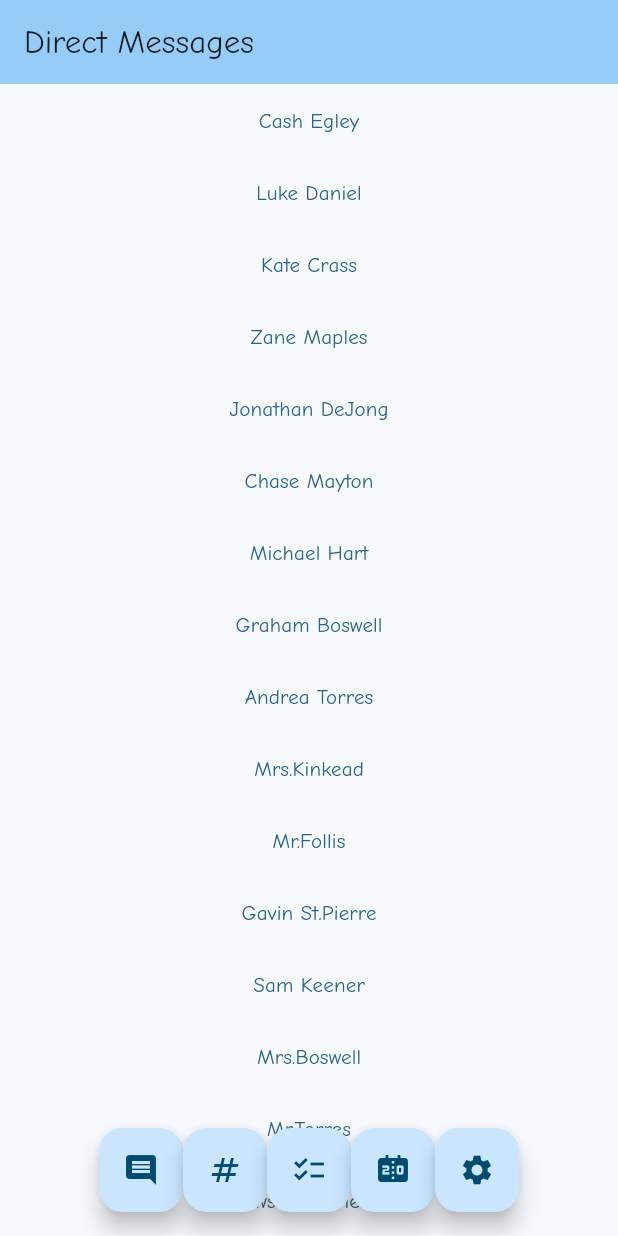
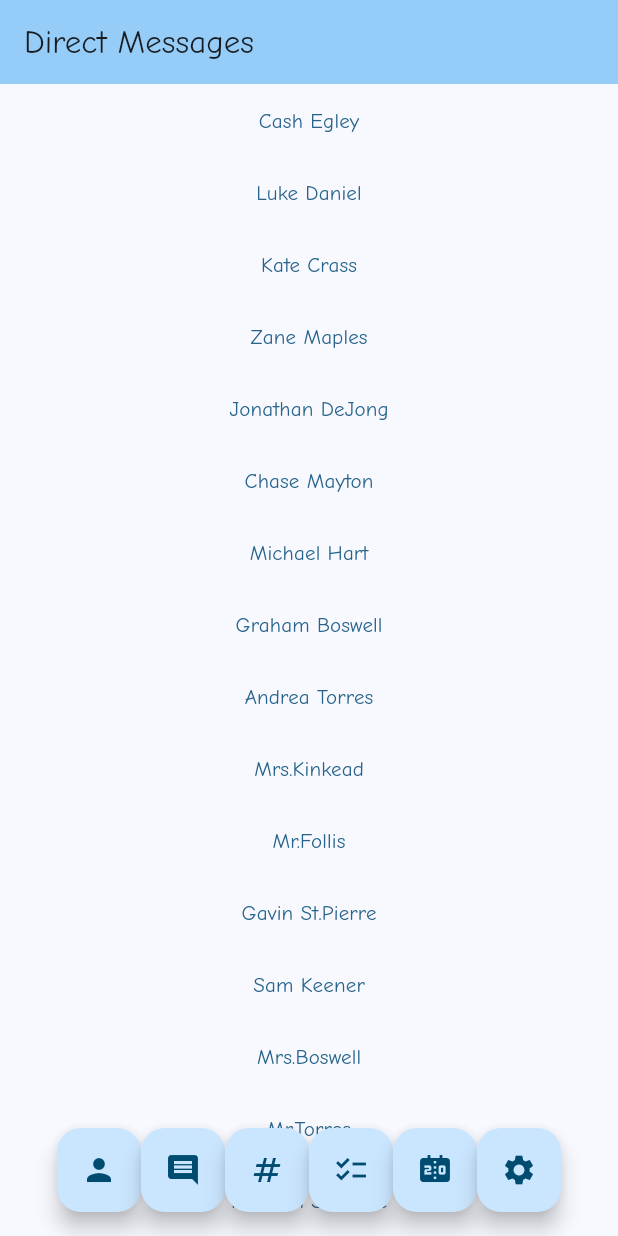
Before and after one commit to skybl0cker/ScoutinFRC, a Flutter app: the screen it shows after launch, on a phone screen of 412 x 824 dp. Run offline on Flutter 3.47's test engine with Material 2 defaults, Android fonts, the phone set to English and light mode, and no system bars.

```diff
--- a/lib/main.dart
+++ b/lib/main.dart
@@ -82,6 +82,10 @@ class _HomeRowState extends State<HomeRow> {
       children: <Widget>[
         FloatingActionButton(
           onPressed: () {},
+          child: Icon(Icons.person),
+        ),
+        FloatingActionButton(
+          onPressed: () {},
           child: Icon(Icons.comment),
         ),
         FloatingActionButton(
@@ -92,7 +96,7 @@ class _HomeRowState extends State<HomeRow> {
           onPressed: () {},
           child: Icon(Icons.checklist),
         ),
-        FloatingActionButton(
+                FloatingActionButton(
           onPressed: () {},
           child: Icon(Icons.scoreboard),
         ),
```
